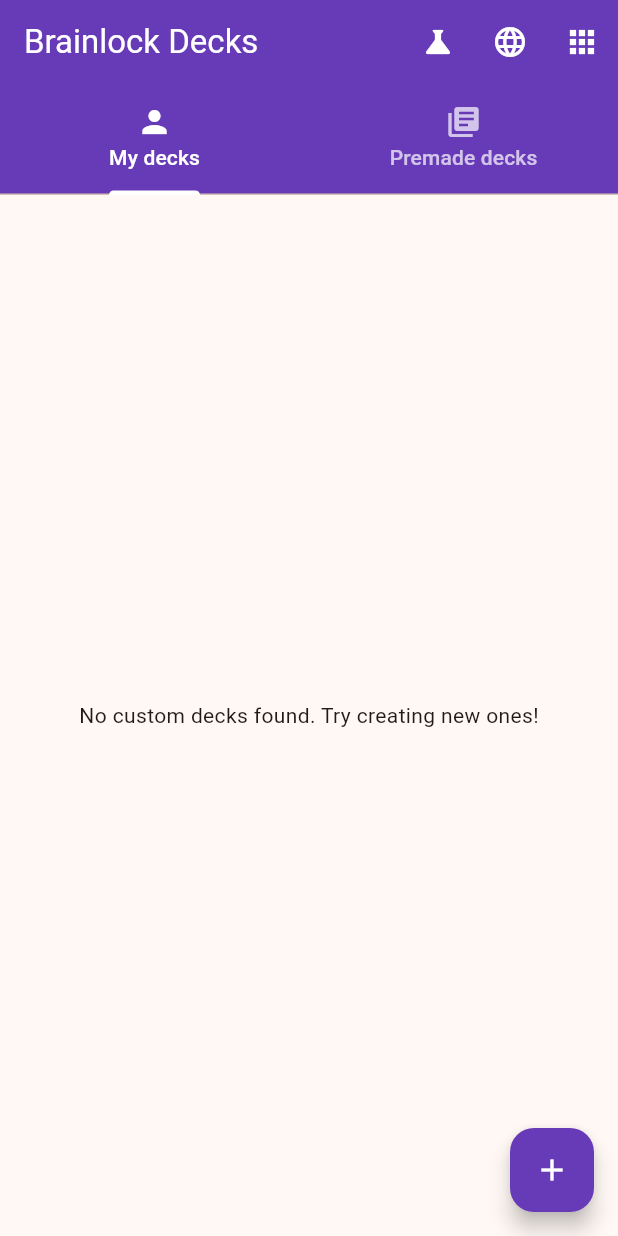
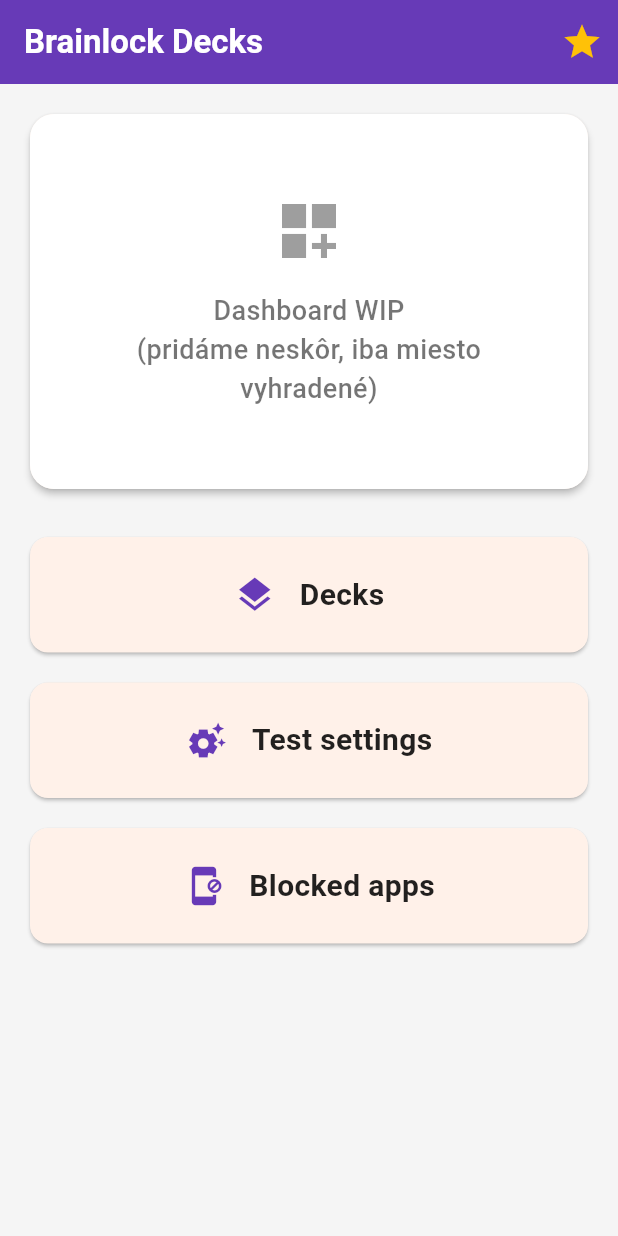
Before and after one commit to zuky05/app-locker, a Flutter app: the screen it shows after launch, on a phone screen of 412 x 824 dp. Run offline on Flutter 3.47's test engine with Material 3 defaults, Android fonts, the phone set to English and light mode, and no system bars; our stand-ins replace file_picker, flutter_svg, shared_preferences, sqflite, webview_flutter; missing offline and left inert: installed_apps; accounts and stored records are empty; project files that could hold a hidden picture were left out.

Commit message:
pridanie main screenu + oprava quizletu

```diff
--- a/lib/main.dart
+++ b/lib/main.dart
@@ -1,8 +1,8 @@
 import 'package:flutter/material.dart';
 import 'package:flutter/services.dart';
-import 'screens/deck_manager_screen.dart';
 import 'screens/block_choice_screen.dart';
 import 'package:shared_preferences/shared_preferences.dart';
+import 'screens/home_screen.dart';
 
 void main() async {
   WidgetsFlutterBinding.ensureInitialized();
@@ -27,7 +27,7 @@ void main() async {
       isTimeout = info['isTimeout'] ?? false;
     }
   } catch (e) {
-    print("Chyba komunikácie: $e");
+    debugPrint("Chyba komunikácie: $e");
   }
 
   runApp(MyApp(initialOverlay: isOverlay, initialTimeout: isTimeout));
@@ -73,7 +73,7 @@ class _MyAppState extends State<MyApp> {
         useMaterial3: true,
       ),
       // Ak je to overlay, posunieme mu informáciu o tom, či je to Timeout!
-      home: isOverlay ? BlockChoiceScreen(isTimeout: isTimeout) : const DeckManagerScreen(),
+      home: isOverlay ? BlockChoiceScreen(isTimeout: isTimeout) : const HomeScreen(),
     );
   }
 }
--- /dev/null
+++ b/lib/screens/home_screen.dart
@@ -0,0 +1,130 @@
+import 'package:flutter/material.dart';
+import 'deck_manager_screen.dart';
+import 'app_selector_screen.dart';
+// Odkomentuj tento import, keď to prepojíš s existujúcou obrazovkou
+// import 'deck_manager_screen.dart';
+
+class HomeScreen extends StatelessWidget {
+  const HomeScreen({super.key});
+
+  @override
+  Widget build(BuildContext context) {
+    return Scaffold(
+      backgroundColor: Colors.grey[100], // Jemné pozadie, aby biele bloky vynikli
+      appBar: AppBar(
+        title: const Text('Brainlock Decks', style: TextStyle(fontWeight: FontWeight.bold)),
+        backgroundColor: Colors.deepPurple, // Farba podľa tvojho nákresu
+        foregroundColor: Colors.white,
+        elevation: 0,
+        actions: [
+          IconButton(
+            icon: const Icon(Icons.star, color: Colors.amber, size: 28),
+            tooltip: 'Premium',
+            onPressed: () {
+              ScaffoldMessenger.of(context).showSnackBar(
+                const SnackBar(content: Text('Tu bude nákup Premium verzie! 🌟')),
+              );
+            },
+          ),
+        ],
+      ),
+      // Použitie ListView zaručí, že obrazovka je VŽDY scrollovateľná
+      body: ListView(
+        padding: const EdgeInsets.all(16.0),
+        physics: const BouncingScrollPhysics(), // Moderný "pružinový" efekt rolovania z iOS
+        children: [
+
+          // 1. DASHBOARD (Zatiaľ len vyhradené miesto)
+          Card(
+            elevation: 2,
+            shape: RoundedRectangleBorder(borderRadius: BorderRadius.circular(16)),
+            child: Container(
+              height: 250, // Výška vyhradená pre budúce grafy
+              alignment: Alignment.center,
+              padding: const EdgeInsets.all(24),
+              decoration: BoxDecoration(
+                color: Colors.white,
+                borderRadius: BorderRadius.circular(16),
+              ),
+              child: const Column(
+                mainAxisAlignment: MainAxisAlignment.center,
+                children: [
+                  Icon(Icons.dashboard_customize, size: 48, color: Colors.grey),
+                  SizedBox(height: 16),
+                  Text(
+                    'Dashboard WIP\n(pridáme neskôr, iba miesto vyhradené)',
+                    textAlign: TextAlign.center,
+                    style: TextStyle(fontSize: 18, color: Colors.black54, fontWeight: FontWeight.w500),
+                  ),
+                ],
+              ),
+            ),
+          ),
+
+          const SizedBox(height: 24), // Medzera medzi dashboardom a tlačidlami
+
+          // 2. TLAČIDLÁ
+          _buildMenuCard(
+            context: context,
+            title: 'Decks',
+            icon: Icons.layers,
+            onTap: () {
+              Navigator.push(context, MaterialPageRoute(builder: (context) => const DeckManagerScreen()));
+            },
+          ),
+
+          const SizedBox(height: 12),
+
+          _buildMenuCard(
+            context: context,
+            title: 'Test settings',
+            icon: Icons.settings_suggest,
+            onTap: () {
+              // TODO: Presmerovanie na Nastavenia testov
+              print("Klik na Test settings");
+            },
+          ),
+
+          const SizedBox(height: 12),
+
+          _buildMenuCard(
+            context: context,
+            title: 'Blocked apps',
+            icon: Icons.app_blocking,
+            onTap: () {
+              Navigator.push(context, MaterialPageRoute(builder: (context) => const AppSelectorScreen()));
+            },
+          ),
+
+          // Ak by si chcel nasimulovať scrollovanie, môžeš sem pridať const SizedBox(height: 500),
+        ],
+      ),
+    );
+  }
+
+  // Pomocná funkcia na generovanie pekných, jednotných tlačidiel (kartičiek)
+  Widget _buildMenuCard({required BuildContext context, required String title, required IconData icon, required VoidCallback onTap}) {
+    return Card(
+      elevation: 1,
+      shape: RoundedRectangleBorder(borderRadius: BorderRadius.circular(12)),
+      child: InkWell( // InkWell pridá pekný efekt kliknutia (vlnku)
+        onTap: onTap,
+        borderRadius: BorderRadius.circular(12),
+        child: Padding(
+          padding: const EdgeInsets.symmetric(vertical: 24.0, horizontal: 20.0),
+          child: Row(
+            mainAxisAlignment: MainAxisAlignment.center,
+            children: [
+              Icon(icon, size: 28, color: Colors.deepPurple),
+              const SizedBox(width: 16),
+              Text(
+                title,
+                style: const TextStyle(fontSize: 20, fontWeight: FontWeight.bold, color: Colors.black87),
+              ),
+            ],
+          ),
+        ),
+      ),
+    );
+  }
+}
```
Also changed, not shown: lib/screens/quizlet_playground_screen.dart (+65 -21 lines).
